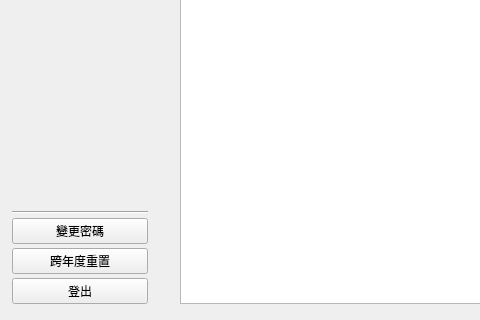
First picture: the form in layouts/Layout7.ui, repository jerrygskk/project_police, before the edit; both pictures show x 0 to 480 and y 448 to 768 of the 1100 by 768 pixel window.
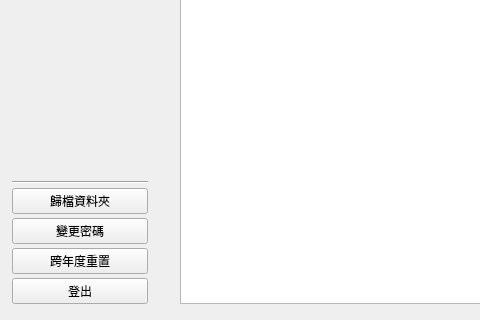
Second picture: the form after the edit. The open tabs and pages were chosen to show the change.

Commit message:
release: v1.0.0 歸檔電子檔快速檢視 + 歸檔資料夾設定（脫離 beta）
Tab4 瀏覽：主旨欄前電子檔圖示鈕，點圖開檔（唯讀、一般使用者可），item 改 cellWidget 不踩同格切換雷

檔名定位：is_electronic 整串 NFC 比對，走當年度→對應類別子夾，避開刑案/一般獨立發號跨類同名；索引快取+miss重建

與磁碟機代號脫鉤：一律存 UNC（toUncPath 由 QStorageInfo 還原），找不到時友善提示

Tab6 設定：新增『歸檔資料夾』鈕+ArchiveRootDialog（選年度層→轉UNC→列子夾確認刑案/一般），存 App_Settings 三 key；年度重置後提示更新根

Tab5 歸檔：選資料夾預設起點=歸檔根；進頁自動帶入並顯示資料夾名稱，手動選可覆寫

db_utils 新增 getSetting/setSetting/archiveSubdir/archiveDefaultDir/resolveArchivedPdf/clearPdfIndexCache/toUncPath；不改 DB schema、不動歸檔流程、不新增打包模組

The edit to the form file:
```diff
--- a/layouts/Layout7.ui
+++ b/layouts/Layout7.ui
@@ -150,6 +150,11 @@
              <property name="orientation"><enum>Qt::Horizontal</enum></property>
             </widget>
            </item>
+           <item>
+            <widget class="QPushButton" name="btn_archive_root">
+             <property name="text"><string>歸檔資料夾</string></property>
+            </widget>
+           </item>
            <item>
             <widget class="QPushButton" name="btn_change_pwd">
              <property name="text"><string>變更密碼</string></property>
```
The commit also changes 8 other files.
